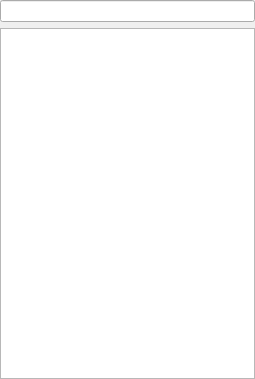
nextgis/quickmapservices, file src/qms_service_toolbox.ui: the form before one commit.
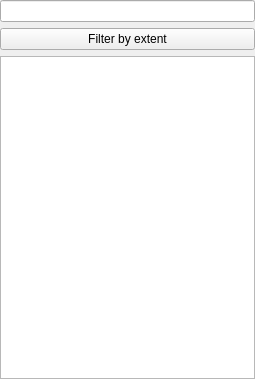
The form after the commit. Custom widgets are drawn as their Qt base class.

Commit message: Add 'Filter by extent' button

```diff
--- a/src/qms_service_toolbox.ui
+++ b/src/qms_service_toolbox.ui
@@ -25,6 +25,19 @@
       </property>
      </widget>
     </item>
+    <item>
+     <widget class="QPushButton" name="btnFilterByExtent">
+      <property name="text">
+       <string>Filter by extent</string>
+      </property>
+      <property name="checkable">
+       <bool>true</bool>
+      </property>
+      <property name="checked">
+       <bool>false</bool>
+      </property>
+     </widget>
+    </item>
     <item>
      <widget class="QListWidget" name="lstSearchResult">
       <property name="sizePolicy">
```
Left out of the diff: 2 changed lines with no effect on the pictures. The commit also changes 1 other file.
